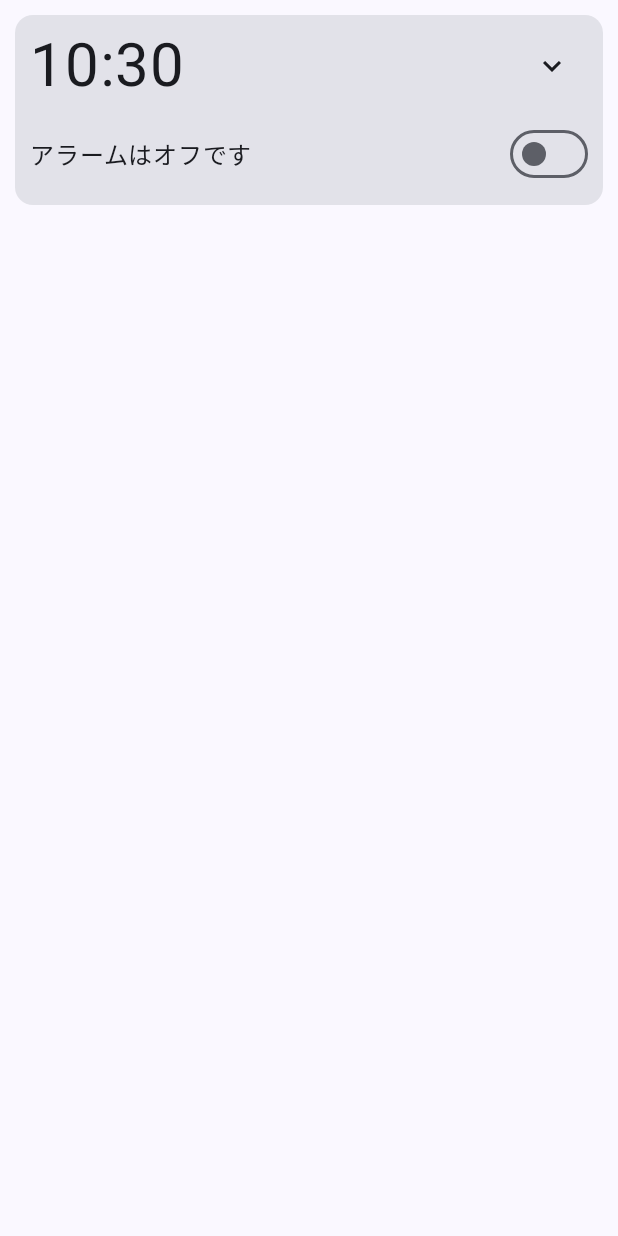
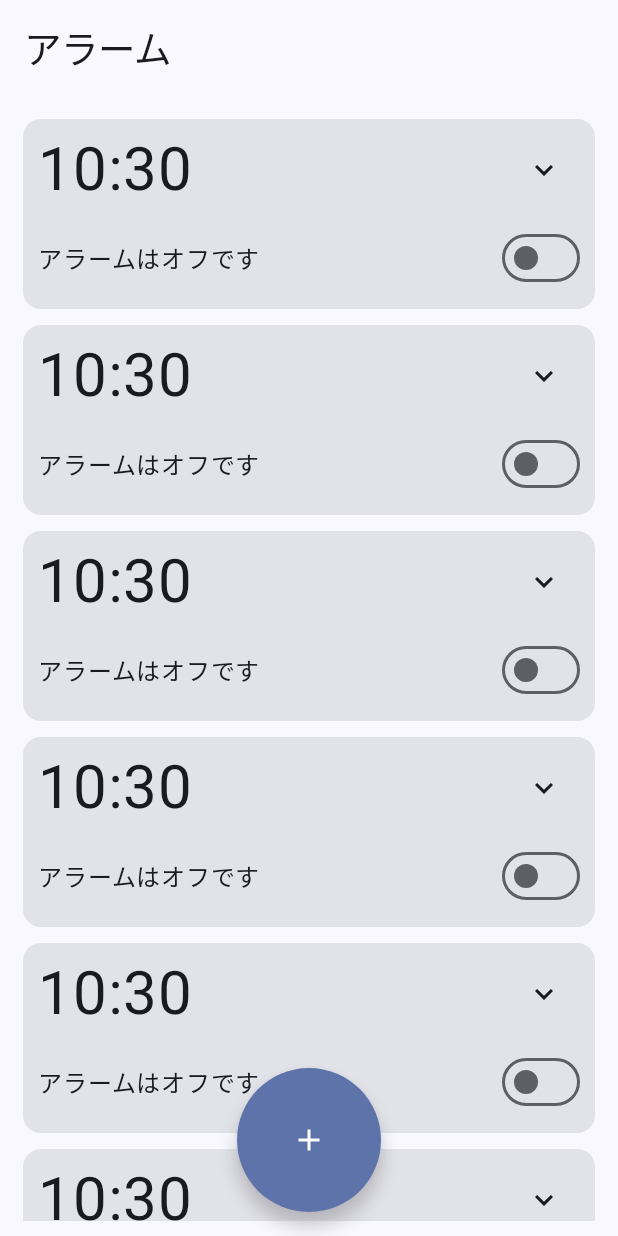
Before and after one commit to tera330/WeatherAlarmApp, an Android app built with Jetpack Compose: the screen it shows after launch (MainActivity), on a phone screen of 412 x 824 dp. Run offline under Robolectric (Android 15) with nearby library versions, the phone set to English and light mode, and no system bars; our stand-ins replace Dagger/Hilt's generated code.

Commit message:
・アイテム追加用のフローティングボタンを追加 ・トップアプリバーを追加

```diff
--- a/app/src/main/java/com/example/weatheralarmapp/MainActivity.kt
+++ b/app/src/main/java/com/example/weatheralarmapp/MainActivity.kt
@@ -5,13 +5,25 @@ import androidx.activity.ComponentActivity
 import androidx.activity.compose.setContent
 import androidx.activity.enableEdgeToEdge
 import androidx.compose.foundation.layout.Column
+import androidx.compose.foundation.layout.PaddingValues
 import androidx.compose.foundation.layout.fillMaxSize
 import androidx.compose.foundation.layout.padding
 import androidx.compose.foundation.lazy.LazyColumn
+import androidx.compose.foundation.shape.CircleShape
+import androidx.compose.material.icons.Icons
+import androidx.compose.material.icons.filled.Add
+import androidx.compose.material3.ExperimentalMaterial3Api
+import androidx.compose.material3.FabPosition
+import androidx.compose.material3.Icon
+import androidx.compose.material3.LargeFloatingActionButton
 import androidx.compose.material3.Scaffold
+import androidx.compose.material3.Text
+import androidx.compose.material3.TopAppBar
 import androidx.compose.runtime.Composable
 import androidx.compose.ui.Modifier
 import androidx.compose.ui.tooling.preview.Preview
+import androidx.compose.ui.unit.dp
+import androidx.compose.ui.unit.sp
 import androidx.lifecycle.viewmodel.compose.viewModel
 import com.example.weatheralarmapp.flux.FluxViewModel
 import com.example.weatheralarmapp.flux.alarm.SetAlarmActionCreator
@@ -27,12 +39,34 @@ class MainActivity : ComponentActivity() {
 
     @Inject lateinit var alarmActionCreator: SetAlarmActionCreator
 
+    @OptIn(ExperimentalMaterial3Api::class)
     override fun onCreate(savedInstanceState: Bundle?) {
         super.onCreate(savedInstanceState)
         enableEdgeToEdge()
         setContent {
             WeatherAlarmAppTheme {
-                Scaffold(modifier = Modifier.fillMaxSize()) { innerPadding ->
+                Scaffold(
+                    modifier = Modifier.fillMaxSize(),
+                    topBar = {
+                        TopAppBar(
+                            title = {
+                                Text(
+                                    text = "アラーム",
+                                    fontSize = 25.sp,
+                                )
+                            },
+                        )
+                    },
+                    floatingActionButton = {
+                        LargeFloatingActionButton(
+                            onClick = { /*TODO*/ },
+                            shape = CircleShape,
+                        ) {
+                            Icon(Icons.Filled.Add, contentDescription = "Add")
+                        }
+                    },
+                    floatingActionButtonPosition = FabPosition.Center,
+                ) { innerPadding ->
                     WeatherAlarmApp(
                         modifier = Modifier.padding(innerPadding),
                         dispatcher = dispatcher,
@@ -57,9 +91,16 @@ fun WeatherAlarmApp(
     val alarmStore = fluxViewModel.alarmStore
     val alarmUiState = alarmStore.uiState.value
 
-    Column(modifier = modifier.fillMaxSize()) {
-        LazyColumn {
-            items(1) {
+    Column(
+        modifier =
+            modifier
+                .fillMaxSize()
+                .padding(10.dp),
+    ) {
+        LazyColumn(
+            contentPadding = PaddingValues(bottom = 100.dp),
+        ) {
+            items(10) {
                 AlarmItem(
                     modifier = Modifier,
                     alarmUiState = alarmUiState,
--- a/app/src/main/java/com/example/weatheralarmapp/ui/alarm/AlarmItem.kt
+++ b/app/src/main/java/com/example/weatheralarmapp/ui/alarm/AlarmItem.kt
@@ -31,7 +31,6 @@ import com.example.weatheralarmapp.R
 import com.example.weatheralarmapp.ui.common.ExpandButton
 import java.time.Duration
 import java.time.LocalTime
-import java.util.Calendar
 import kotlin.concurrent.timer
 
 @OptIn(ExperimentalMaterial3Api::class)
@@ -48,7 +47,7 @@ fun AlarmItem(
     var hour by remember { mutableLongStateOf(0L) }
     var minute by remember { mutableLongStateOf(0L) }
 
-    Card(modifier = modifier.padding(10.dp)) {
+    Card(modifier = modifier.padding(5.dp)) {
         Column(
             modifier =
                 modifier
```
